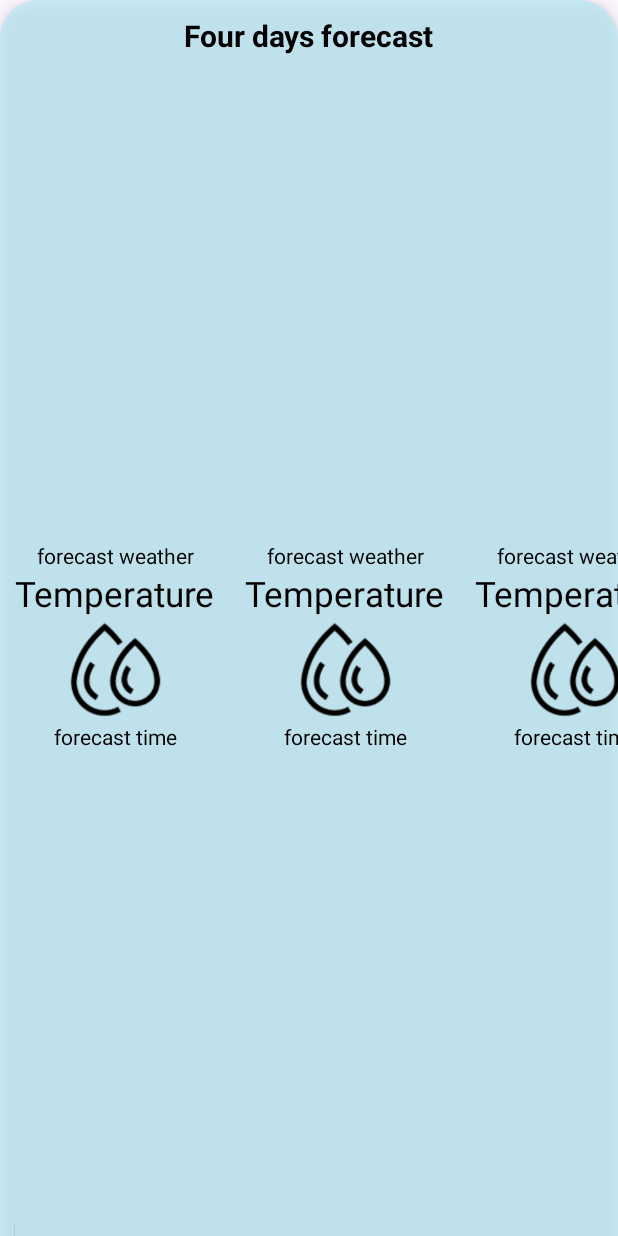
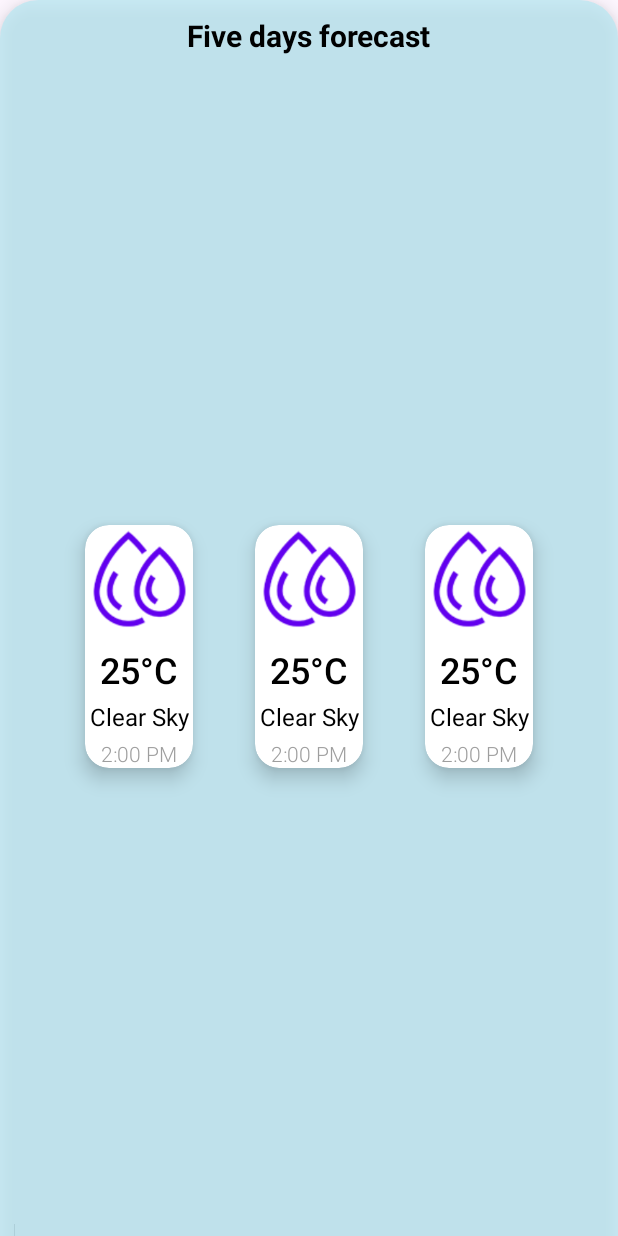
Before and after one commit to samwelnyandoro/Weather-App, an Android app: the layout bottom_sheet_layout.xml on its own in the app's theme, with its tools: preview values and no code run, on a phone screen of 412 x 824 dp. Run offline under Robolectric (Android 15) with nearby library versions, the phone set to English and light mode, and no system bars.

Commit message:
Feat: Add SDP/SSP and Update Layouts for Scalability
- Adds `sdp-android` and `ssp-android` dependencies for scalable DP and SP units.
- Updates `rv_item_layout.xml`:
  - Changes the root layout from `ConstraintLayout` to `CardView`.
  - Modifies the layout to use `sdp` and `dp` for dimensions and margins.
  - Adjusts font sizes to `ssp`.
  - Changes text for `forecast time` and `forecast weather`.
- Updates `bottom_sheet_layout.xml`:
  - Changes the text from "Four days forecast" to "Five days forecast".
- Updates `colors.xml`:
  - Adds new color definitions: `primaryColor`, `primaryColorDark`, `primaryColorLight`, and `gray`.
- Adds `sdp-android` and `ssp-android` to `libs.versions.toml` file.
- Adds implementation of `sdp-android` and `ssp-android` in `build.gradle.kts` file.

```diff
--- a/app/build.gradle.kts
+++ b/app/build.gradle.kts
@@ -65,6 +65,9 @@ dependencies {
     // Retrofit
     implementation(libs.retrofit)
     implementation(libs.converter.gson)
+
+    implementation (libs.sdp.android)
+    implementation (libs.ssp.android)
     // Coroutines
     implementation(libs.kotlinx.coroutines.android)
     implementation(libs.kotlinx.coroutines.core)
--- a/app/src/main/res/layout/bottom_sheet_layout.xml
+++ b/app/src/main/res/layout/bottom_sheet_layout.xml
@@ -26,7 +26,7 @@
         android:layout_width="wrap_content"
         android:layout_height="wrap_content"
         android:layout_marginTop="10dp"
-        android:text="Four days forecast"
+        android:text="Five days forecast"
         android:textSize="20sp"
         android:textStyle="bold"
         android:textColor="@color/black"
--- a/app/src/main/res/layout/rv_item_layout.xml
+++ b/app/src/main/res/layout/rv_item_layout.xml
@@ -1,59 +1,72 @@
 <?xml version="1.0" encoding="utf-8"?>
-<androidx.constraintlayout.widget.ConstraintLayout xmlns:android="http://schemas.android.com/apk/res/android"
+<androidx.cardview.widget.CardView
+    xmlns:android="http://schemas.android.com/apk/res/android"
     xmlns:app="http://schemas.android.com/apk/res-auto"
-    xmlns:tools="http://schemas.android.com/tools"
-    android:id="@+id/cardView"
     android:layout_width="wrap_content"
     android:layout_height="wrap_content"
-    android:layout_margin="10dp"
-    android:layout_marginBottom="20dp">
+    android:layout_margin="@dimen/_16sdp"
+    app:cardCornerRadius="16dp"
+    app:cardElevation="8dp"
+    android:background="@color/white"
+    android:padding="16dp">
 
+        <androidx.constraintlayout.widget.ConstraintLayout
+            android:layout_width="match_parent"
+            android:layout_height="wrap_content">
+
+                <!-- Forecast Weather Icon -->
+                <ImageView
+                    android:id="@+id/img_item"
+                    android:layout_width="72dp"
+                    android:layout_height="72dp"
+                    app:layout_constraintTop_toTopOf="parent"
+                    app:layout_constraintEnd_toEndOf="parent"
+                    app:layout_constraintStart_toStartOf="parent"
+                    android:contentDescription="Weather Icon"
+                    app:srcCompat="@drawable/humidity"
+                    app:tint="@color/primaryColor" />
+
+                <!-- Temperature -->
                 <TextView
-            android:id="@+id/tv_Item_time"
-            android:layout_width="0dp"
+                    android:id="@+id/tv_item_temp"
+                    android:layout_width="wrap_content"
                     android:layout_height="wrap_content"
-            android:gravity="center"
-            android:text="forecast time"
+                    android:layout_marginTop="8dp"
+                    android:fontFamily="sans-serif-medium"
+                    android:text="25°C"
+                    android:textSize="24sp"
                     android:textColor="@color/black"
-            app:layout_constraintBottom_toBottomOf="parent"
+                    app:layout_constraintTop_toBottomOf="@id/img_item"
                     app:layout_constraintEnd_toEndOf="parent"
-            app:layout_constraintHorizontal_bias="0.5"
-            app:layout_constraintStart_toStartOf="parent"
-            app:layout_constraintTop_toBottomOf="@+id/img_item" />
+                    app:layout_constraintStart_toStartOf="parent" />
 
+                <!-- Weather Description -->
                 <TextView
                     android:id="@+id/tv_item_status"
                     android:layout_width="wrap_content"
                     android:layout_height="wrap_content"
-            android:text="forecast weather"
+                    android:layout_marginTop="4dp"
+                    android:fontFamily="sans-serif"
+                    android:text="Clear Sky"
+                    android:textSize="16sp"
                     android:textColor="@color/black"
-            app:layout_constraintBottom_toTopOf="@+id/tv_item_temp"
+                    app:layout_constraintTop_toBottomOf="@id/tv_item_temp"
                     app:layout_constraintEnd_toEndOf="parent"
-            app:layout_constraintHorizontal_bias="0.5"
-            app:layout_constraintStart_toStartOf="parent"
-            app:layout_constraintTop_toTopOf="parent" />
+                    app:layout_constraintStart_toStartOf="parent" />
 
+                <!-- Forecast Time -->
                 <TextView
-            android:id="@+id/tv_item_temp"
+                    android:id="@+id/tv_Item_time"
                     android:layout_width="wrap_content"
                     android:layout_height="wrap_content"
-            android:text="Temperature"
-            android:textSize="23sp"
-            android:textColor="@color/black"
-            app:layout_constraintBottom_toTopOf="@+id/img_item"
+                    android:layout_marginTop="4dp"
+                    android:fontFamily="sans-serif-light"
+                    android:text="2:00 PM"
+                    android:textSize="14sp"
+                    android:textColor="@color/gray"
+                    app:layout_constraintTop_toBottomOf="@id/tv_item_status"
                     app:layout_constraintEnd_toEndOf="parent"
-            app:layout_constraintStart_toStartOf="parent"
-            app:layout_constraintTop_toBottomOf="@+id/tv_item_status" />
-
-        <ImageView
-            android:id="@+id/img_item"
-            android:layout_width="80dp"
-            android:layout_height="70dp"
-            app:layout_constraintBottom_toTopOf="@+id/tv_Item_time"
-            app:layout_constraintEnd_toEndOf="parent"
-            app:layout_constraintHorizontal_bias="0.5"
-            app:layout_constraintStart_toStartOf="parent"
-            app:layout_constraintTop_toBottomOf="@+id/tv_item_temp"
-            app:srcCompat="@drawable/humidity" />
+                    app:layout_constraintStart_toStartOf="parent" />
 
         </androidx.constraintlayout.widget.ConstraintLayout>
+</androidx.cardview.widget.CardView>
--- a/app/src/main/res/values/colors.xml
+++ b/app/src/main/res/values/colors.xml
@@ -4,4 +4,8 @@
     <color name="white">#FFFFFFFF</color>
     <color name="semi_transparent">#6DD0FD</color>
     <color name="transparent">#00FCFAFA</color>
+    <color name="primaryColor">#6200EE</color>
+    <color name="primaryColorDark">#3700B3</color>
+    <color name="primaryColorLight">#BB86FC</color>
+    <color name="gray">#9E9E9E</color>
 </resources>
--- a/gradle/libs.versions.toml
+++ b/gradle/libs.versions.toml
@@ -16,6 +16,8 @@ mpandroidchart = "v3.1.0"
 picasso = "2.8"
 playServicesLocation = "21.3.0"
 retrofit = "2.10.0"
+sdpAndroid = "1.1.1"
+sspAndroid = "1.1.1"
 
 [libraries]
 androidx-core-ktx = { group = "androidx.core", name = "core-ktx", version.ref = "coreKtx" }
@@ -34,6 +36,8 @@ mpandroidchart = { module = "com.github.PhilJay:MPAndroidChart", version.ref = "
 picasso = { module = "com.squareup.picasso:picasso", version.ref = "picasso" }
 play-services-location = { module = "com.google.android.gms:play-services-location", version.ref = "playServicesLocation" }
 retrofit = { module = "com.squareup.retrofit2:retrofit", version.ref = "retrofit" }
+sdp-android = { module = "com.intuit.sdp:sdp-android", version.ref = "sdpAndroid" }
+ssp-android = { module = "com.intuit.ssp:ssp-android", version.ref = "sspAndroid" }
 
 [plugins]
 android-application = { id = "com.android.application", version.ref = "agp" }
```
Lines whose indentation alone changed are shown as unchanged.
